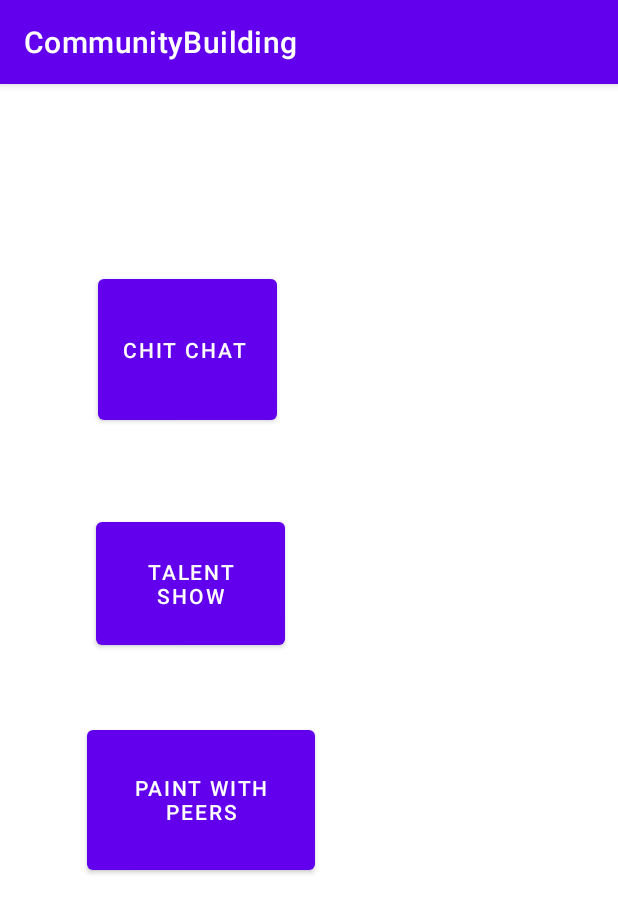
After one commit to laibaz16/CommunityBuilding, an Android app: the Teen_page screen opened directly, with no data from a screen before it, on a phone screen of 412 x 824 dp. The commit adds this screen. Shown: the top 913 px of the screen. Run offline under Robolectric (Android 15) with nearby library versions, the phone set to English and light mode, and no system bars.

Commit message:
Front end of the Teen activities

```diff
--- /dev/null
+++ b/app/src/main/java/com/example/communitybuilding/Teen_page.java
@@ -0,0 +1,14 @@
+package com.example.communitybuilding;
+
+import androidx.appcompat.app.AppCompatActivity;
+
+import android.os.Bundle;
+
+public class Teen_page extends AppCompatActivity {
+
+    @Override
+    protected void onCreate(Bundle savedInstanceState) {
+        super.onCreate(savedInstanceState);
+        setContentView(R.layout.activity_teen_page);
+    }
+}
--- /dev/null
+++ b/app/src/main/res/layout/activity_teen_page.xml
@@ -0,0 +1,42 @@
+<?xml version="1.0" encoding="utf-8"?>
+<androidx.constraintlayout.widget.ConstraintLayout xmlns:android="http://schemas.android.com/apk/res/android"
+    xmlns:app="http://schemas.android.com/apk/res-auto"
+    xmlns:tools="http://schemas.android.com/tools"
+    android:layout_width="match_parent"
+    android:layout_height="match_parent"
+    tools:context=".Teen_page">
+
+    <Button
+        android:id="@+id/Chitchat"
+        android:layout_width="119dp"
+        android:layout_height="106dp"
+        android:layout_marginTop="124dp"
+        android:text="Chit Chat "
+        app:layout_constraintEnd_toEndOf="parent"
+        app:layout_constraintHorizontal_bias="0.223"
+        app:layout_constraintStart_toStartOf="parent"
+        app:layout_constraintTop_toTopOf="parent" />
+
+    <Button
+        android:id="@+id/talentshow"
+        android:layout_width="126dp"
+        android:layout_height="94dp"
+        android:layout_marginTop="56dp"
+        android:text="Talent Show"
+        app:layout_constraintEnd_toEndOf="parent"
+        app:layout_constraintHorizontal_bias="0.223"
+        app:layout_constraintStart_toStartOf="parent"
+        app:layout_constraintTop_toBottomOf="@+id/Chitchat" />
+
+    <Button
+        android:id="@+id/Paint"
+        android:layout_width="152dp"
+        android:layout_height="105dp"
+        android:text="Paint with Peers"
+        app:layout_constraintBottom_toBottomOf="parent"
+        app:layout_constraintEnd_toEndOf="parent"
+        app:layout_constraintHorizontal_bias="0.223"
+        app:layout_constraintStart_toStartOf="parent"
+        app:layout_constraintTop_toBottomOf="@+id/talentshow"
+        app:layout_constraintVertical_bias="0.159" />
+</androidx.constraintlayout.widget.ConstraintLayout>
```
Also changed, not shown: app/src/main/AndroidManifest.xml (+21 -0 lines), app/src/main/java/com/example/communitybuilding/Adult_page.java (added, +14 -0 lines), app/src/main/java/com/example/communitybuilding/MainActivity.java (+32 -0 lines), app/src/main/java/com/example/communitybuilding/Senior_page.java (added, +14 -0 lines), app/src/main/res/layout/activity_adult_page.xml (added, +9 -0 lines), app/src/main/res/layout/activity_senior_page.xml (added, +9 -0 lines).
